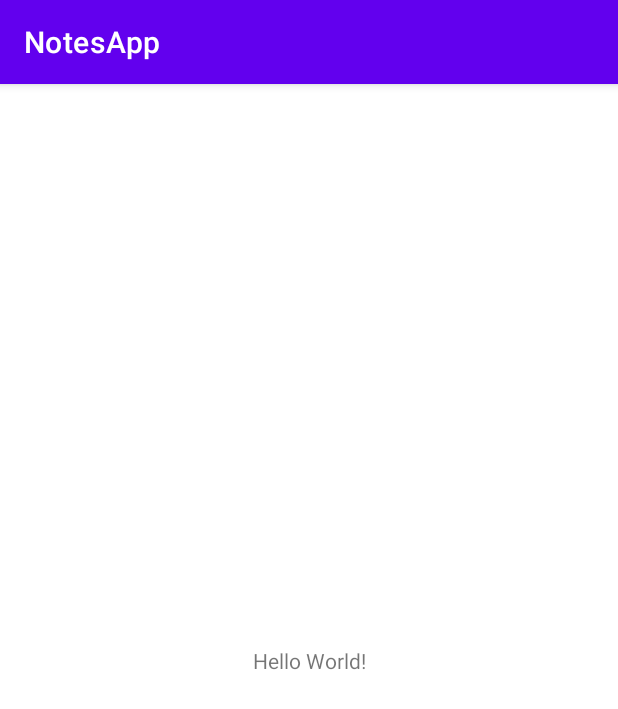
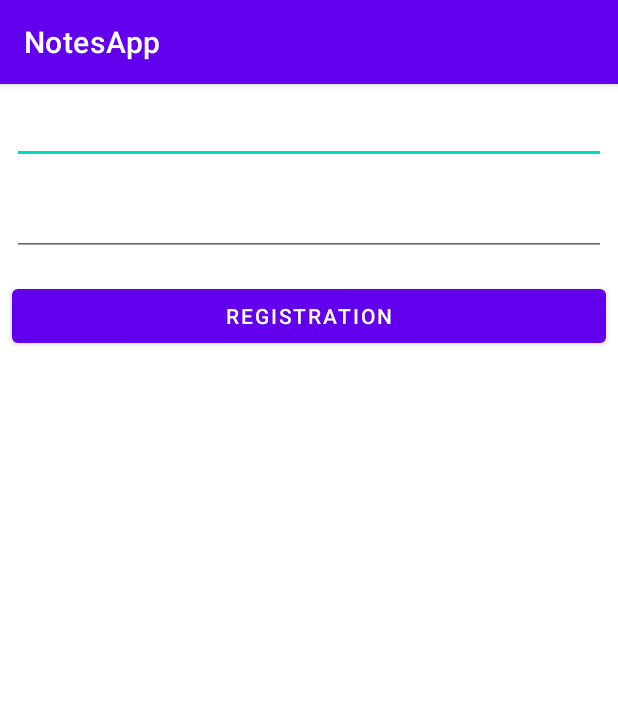
Before and after one commit to alexdevvv/NotesApp, an Android app: the screen it shows after launch (MainActivity), on a phone screen of 412 x 824 dp. Shown: the top 709 px of the screen. Run offline under Robolectric (Android 15) with nearby library versions, the phone set to English and light mode, and no system bars.

Commit message:
registration screen created

```diff
--- a/app/build.gradle
+++ b/app/build.gradle
@@ -37,6 +37,7 @@ dependencies {
     implementation 'androidx.appcompat:appcompat:1.4.0'
     implementation 'com.google.android.material:material:1.4.0'
     implementation 'androidx.constraintlayout:constraintlayout:2.1.2'
+    implementation 'androidx.legacy:legacy-support-v4:1.0.0'
     testImplementation 'junit:junit:4.+'
     androidTestImplementation 'androidx.test.ext:junit:1.1.3'
     androidTestImplementation 'androidx.test.espresso:espresso-core:3.4.0'
--- a/app/src/main/java/com/example/notesapp/MainActivity.kt
+++ b/app/src/main/java/com/example/notesapp/MainActivity.kt
@@ -2,10 +2,18 @@ package com.example.notesapp
 
 import androidx.appcompat.app.AppCompatActivity
 import android.os.Bundle
+import androidx.fragment.app.FragmentTransaction
 
 class MainActivity : AppCompatActivity() {
+
     override fun onCreate(savedInstanceState: Bundle?) {
         super.onCreate(savedInstanceState)
         setContentView(R.layout.activity_main)
+
+        val ft: FragmentTransaction = supportFragmentManager.beginTransaction()
+        val registrationScreen = RegistrationScreen()
+        ft.replace(R.id.fragment_container, registrationScreen).commit()
+
+
     }
 }
--- /dev/null
+++ b/app/src/main/java/com/example/notesapp/RegistrationScreen.kt
@@ -0,0 +1,25 @@
+package com.example.notesapp
+
+import android.os.Bundle
+import android.view.LayoutInflater
+import android.view.View
+import android.view.ViewGroup
+import androidx.fragment.app.Fragment
+
+
+class RegistrationScreen : Fragment() {
+
+    override fun onCreate(savedInstanceState: Bundle?) {
+        super.onCreate(savedInstanceState)
+
+    }
+
+    override fun onCreateView(
+        inflater: LayoutInflater, container: ViewGroup?,
+        savedInstanceState: Bundle?
+    ): View? {
+        // Inflate the layout for this fragment
+        return inflater.inflate(R.layout.fragment_registration_screen, container, false)
+    }
+
+}
--- a/app/src/main/res/layout/activity_main.xml
+++ b/app/src/main/res/layout/activity_main.xml
@@ -1,18 +1,14 @@
 <?xml version="1.0" encoding="utf-8"?>
-<androidx.constraintlayout.widget.ConstraintLayout xmlns:android="http://schemas.android.com/apk/res/android"
-    xmlns:app="http://schemas.android.com/apk/res-auto"
+<LinearLayout xmlns:android="http://schemas.android.com/apk/res/android"
     xmlns:tools="http://schemas.android.com/tools"
     android:layout_width="match_parent"
     android:layout_height="match_parent"
+    android:orientation="vertical"
     tools:context=".MainActivity">
 
-    <TextView
-        android:layout_width="wrap_content"
-        android:layout_height="wrap_content"
-        android:text="Hello World!"
-        app:layout_constraintBottom_toBottomOf="parent"
-        app:layout_constraintLeft_toLeftOf="parent"
-        app:layout_constraintRight_toRightOf="parent"
-        app:layout_constraintTop_toTopOf="parent" />
+    <androidx.fragment.app.FragmentContainerView
+        android:id="@+id/fragment_container"
+        android:layout_width="match_parent"
+        android:layout_height="match_parent"/>
 
-</androidx.constraintlayout.widget.ConstraintLayout>
+</LinearLayout>
--- /dev/null
+++ b/app/src/main/res/layout/fragment_registration_screen.xml
@@ -0,0 +1,28 @@
+<?xml version="1.0" encoding="utf-8"?>
+<LinearLayout xmlns:android="http://schemas.android.com/apk/res/android"
+    xmlns:tools="http://schemas.android.com/tools"
+    android:layout_width="match_parent"
+    android:layout_height="match_parent"
+    android:orientation="vertical"
+    tools:context=".RegistrationScreen">
+
+    <EditText
+        android:id="@+id/user_name_et"
+        android:layout_width="match_parent"
+        android:layout_height="wrap_content"
+        android:layout_margin="8dp"/>
+
+    <EditText
+        android:id="@+id/user_password_et"
+        android:layout_width="match_parent"
+        android:layout_height="wrap_content"
+        android:layout_margin="8dp"/>
+
+    <Button
+        android:id="@+id/registration_bt"
+        android:layout_width="match_parent"
+        android:layout_height="wrap_content"
+        android:text="@string/registration_button"
+        android:layout_margin="8dp"/>
+
+</LinearLayout>
--- a/app/src/main/res/values/strings.xml
+++ b/app/src/main/res/values/strings.xml
@@ -1,3 +1,6 @@
 <resources>
     <string name="app_name">NotesApp</string>
+    <!-- TODO: Remove or change this placeholder text -->
+    <string name="hello_blank_fragment">Hello blank fragment</string>
+    <string name="registration_button">registration</string>
 </resources>
```
